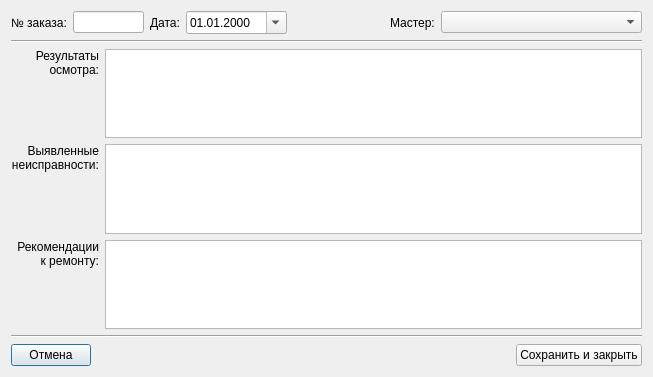
Before: the Qt Designer form RepairCenter/editdiagreport.ui in Feo-d-oR/YARC, drawn with Qt 5.
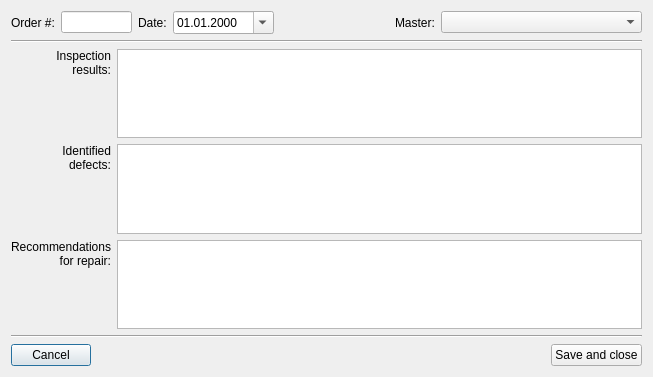
After: the same form once the commit is applied. Icons and pictures are not drawn.

Diff of the .ui file:
```diff
--- a/RepairCenter/editdiagreport.ui
+++ b/RepairCenter/editdiagreport.ui
@@ -29,7 +29,7 @@
      <item alignment="Qt::AlignRight">
       <widget class="QLabel" name="label_2">
        <property name="text">
-        <string>№ заказа:</string>
+        <string>Order #:</string>
        </property>
       </widget>
      </item>
@@ -49,7 +49,7 @@
      <item alignment="Qt::AlignRight">
       <widget class="QLabel" name="label">
        <property name="text">
-        <string>Дата:</string>
+        <string>Date:</string>
        </property>
       </widget>
      </item>
@@ -94,7 +94,7 @@
      <item alignment="Qt::AlignRight">
       <widget class="QLabel" name="label_3">
        <property name="text">
-        <string>Мастер:</string>
+        <string>Master:</string>
        </property>
       </widget>
      </item>
@@ -126,8 +126,8 @@
    <item row="2" column="0">
     <widget class="QLabel" name="label_4">
      <property name="text">
-      <string>Результаты
-осмотра:</string>
+      <string>Inspection 
+ results:</string>
      </property>
      <property name="alignment">
       <set>Qt::AlignRight|Qt::AlignTop|Qt::AlignTrailing</set>
@@ -144,8 +144,8 @@
    <item row="4" column="0">
     <widget class="QLabel" name="label_5">
      <property name="text">
-      <string>Выявленные
-неисправности:</string>
+      <string>Identified 
+ defects:</string>
      </property>
      <property name="alignment">
       <set>Qt::AlignRight|Qt::AlignTop|Qt::AlignTrailing</set>
@@ -158,8 +158,8 @@
    <item row="5" column="0">
     <widget class="QLabel" name="label_6">
      <property name="text">
-      <string>Рекомендации
-к ремонту:</string>
+      <string>Recommendations 
+ for repair:</string>
      </property>
      <property name="alignment">
       <set>Qt::AlignRight|Qt::AlignTop|Qt::AlignTrailing</set>
@@ -181,7 +181,7 @@
      <item>
       <widget class="QPushButton" name="bCancel">
        <property name="text">
-        <string>Отмена</string>
+        <string>Cancel</string>
        </property>
        <property name="icon">
         <iconset>
@@ -206,7 +206,7 @@
      <item>
       <widget class="QPushButton" name="bSave">
        <property name="text">
-        <string>Сохранить и закрыть</string>
+        <string>Save and close</string>
        </property>
        <property name="icon">
         <iconset>
```
Left out of the diff: 2 changed lines with no effect on the pictures.
